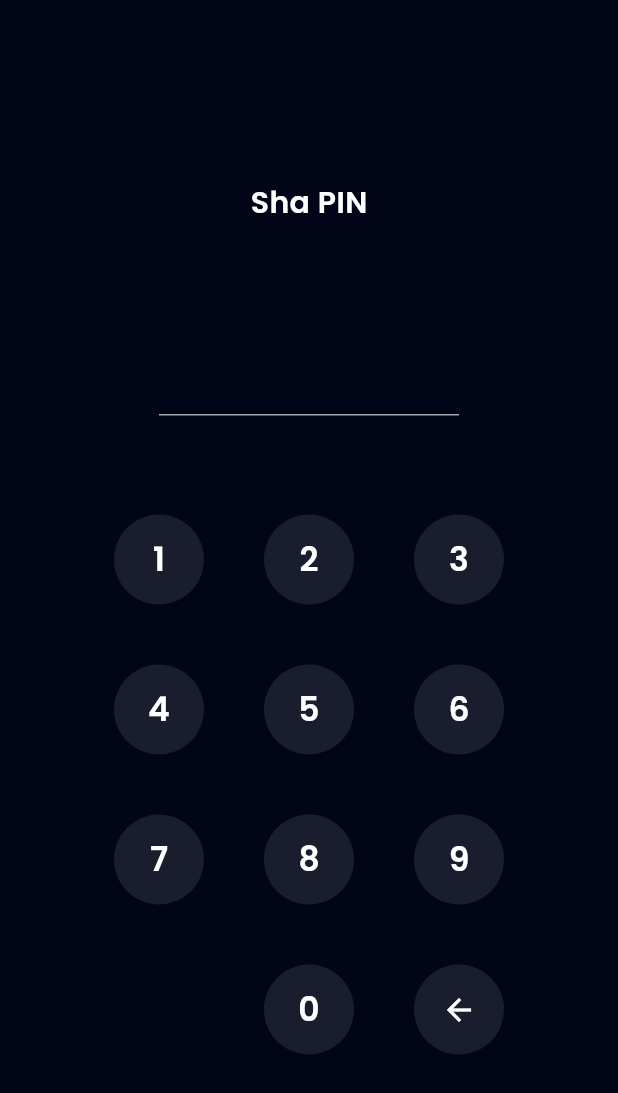
After one commit to wfnur/bank_sha, a Flutter app: the PinPage screen opened by its route, on a phone screen of 412 x 824 dp. The commit adds this screen. Shown: the top 1093 px of the screen. Run offline on Flutter 3.47's test engine with Material 3 defaults, Android fonts, the phone set to English and light mode, and no system bars; our stand-ins replace carousel_slider, google_fonts.

Commit message:
add pin page slice

```diff
--- a/lib/main.dart
+++ b/lib/main.dart
@@ -1,12 +1,14 @@
 import 'package:bank_sha/shared/theme.dart';
 import 'package:bank_sha/ui/pages/home_page.dart';
 import 'package:bank_sha/ui/pages/onboarding_page.dart';
+import 'package:bank_sha/ui/pages/pin_page.dart';
 import 'package:bank_sha/ui/pages/profile_page.dart';
 import 'package:bank_sha/ui/pages/sign_in_page.dart';
 import 'package:bank_sha/ui/pages/sign_up_page.dart';
 import 'package:bank_sha/ui/pages/sign_up_set_profile_page.dart';
 import 'package:bank_sha/ui/pages/sign_up_set_ktp_page.dart';
 import 'package:bank_sha/ui/pages/sign_up_success.dart';
+import 'package:bank_sha/ui/pages/splash_page.dart';
 import 'package:flutter/material.dart';
 
 void main() {
@@ -43,6 +45,7 @@ class MyApp extends StatelessWidget {
         '/sign-up-ktp-profile':(context) => const SignUpSetKtpPage(),
         '/sign-up-success':(context) => const SignUpSuccess(),
         '/profile':(context) => const ProfilePage(),
+        '/pin':(context) => const PinPage(),
 
       }
     );
--- /dev/null
+++ b/lib/ui/pages/pin_page.dart
@@ -0,0 +1,107 @@
+import 'package:bank_sha/shared/theme.dart';
+import 'package:bank_sha/ui/widgets/buttons.dart';
+import 'package:flutter/material.dart';
+
+class PinPage extends StatefulWidget {
+const PinPage({ Key? key }) : super(key: key);
+
+  @override
+  State<PinPage> createState() => _PinPageState();
+}
+
+class _PinPageState extends State<PinPage> {
+  final TextEditingController pinController = TextEditingController(text: '');
+
+  addPin(String pin){
+    if(pinController.text.length < 6){
+      setState(() {
+        pinController.text = pinController.text+pin;
+      });
+    }
+  }
+
+  deletePin(){
+    if(pinController.text.isNotEmpty){
+      setState(() {
+        pinController.text = pinController.text.substring(0,pinController.text.length-1);
+      });
+    }
+  }
+  @override
+  Widget build(BuildContext context){
+    return Scaffold(
+      backgroundColor: darkBackgroundColor,
+      body: Center(
+        child: Padding(
+          padding: const EdgeInsets.symmetric(horizontal: 58),
+          child: Column(
+            mainAxisAlignment: MainAxisAlignment.center,
+            children: [
+              //title
+              Text('Sha PIN',style: whiteTextStyle.copyWith(fontSize: 20,fontWeight: semiBold),),
+              const SizedBox(height: 72,),
+
+              //input field
+              SizedBox(
+                width: 200,
+                child: TextFormField(
+                  enabled: false,
+                  controller: pinController,
+                  obscureText: true,
+                  obscuringCharacter: '*',
+                  cursorColor: greyColor,
+                  style: whiteTextStyle.copyWith(fontSize: 26,fontWeight: medium,letterSpacing: 20),
+                  decoration: InputDecoration(
+                    disabledBorder: UnderlineInputBorder(
+                      borderSide: BorderSide(color: greyColor)
+                    ),
+                    focusedBorder: UnderlineInputBorder(
+                      borderSide: BorderSide(color: greyColor)
+                    ),
+                  ),
+                ),
+              ),
+              const SizedBox(height: 66,),
+
+              //numberic input button
+              Wrap(
+                spacing: 40,
+                runSpacing: 40,
+                children: [
+                  CustomInputButton(title: '1',onTap: (){addPin('1');},),
+                  CustomInputButton(title: '2',onTap: (){addPin('2');},),
+                  CustomInputButton(title: '3',onTap: (){addPin('3');},),
+                  CustomInputButton(title: '4',onTap: (){addPin('4');},),
+                  CustomInputButton(title: '5',onTap: (){addPin('5');},),
+                  CustomInputButton(title: '6',onTap: (){addPin('6');},),
+                  CustomInputButton(title: '7',onTap: (){addPin('7');},),
+                  CustomInputButton(title: '8',onTap: (){addPin('8');},),
+                  CustomInputButton(title: '9',onTap: (){addPin('9');},),
+                  const SizedBox(width: 60,height: 60,),
+                  CustomInputButton(title: '0',onTap: (){addPin('0');},),
+                  GestureDetector(
+                    onTap: (){deletePin();},
+                    child: Container(
+                      width: 60,
+                      height: 60,
+                      decoration: BoxDecoration(
+                        shape: BoxShape.circle,
+                        color: numberBackgroundColor,
+                      ),
+                      child: Center(
+                        child: Icon(
+                          Icons.arrow_back,
+                          color: whiteColor,
+                          )
+                        ),
+                      ),
+                    ),
+                ],
+              )
+            ],
+          ),
+        ),
+      ),
+    );
+  }
+}
--- a/lib/ui/pages/profile_page.dart
+++ b/lib/ui/pages/profile_page.dart
@@ -55,7 +55,11 @@ const ProfilePage({ Key? key }) : super(key: key);
                 const SizedBox(height: 40,),
 
                 //list menu
-                ProfileMenuItem(iconURL: 'assets/ic_edit_profile.png', title: 'Edit Profile',onTap: (){},),
+                ProfileMenuItem(
+                  iconURL: 'assets/ic_edit_profile.png',
+                  title: 'Edit Profile',
+                  onTap: (){Navigator.pushNamed(context, '/pin');},
+                ),
                 ProfileMenuItem(iconURL: 'assets/ic_pin.png', title: 'My Pin',onTap: (){},),
                 ProfileMenuItem(iconURL: 'assets/ic_wallet.png', title: 'Wallet Setting',onTap: (){},),
                 ProfileMenuItem(iconURL: 'assets/ic_reward.png', title: 'My Rewards',onTap: (){},),
--- a/lib/ui/widgets/buttons.dart
+++ b/lib/ui/widgets/buttons.dart
@@ -66,3 +66,27 @@ const CustomTextButton({
             );
   }
 }
+
+class CustomInputButton extends StatelessWidget {
+  final String title;
+  final VoidCallback? onTap;
+const CustomInputButton({ Key? key, required this.title, this.onTap }) : super(key: key);
+
+  @override
+  Widget build(BuildContext context){
+    return GestureDetector(
+      onTap: onTap,
+      child: Container(
+        width: 60,
+        height: 60,
+        decoration: BoxDecoration(
+          shape: BoxShape.circle,
+          color: numberBackgroundColor,
+        ),
+        child: Center(
+          child: Text(title,style: whiteTextStyle.copyWith(fontSize: 22,fontWeight: semiBold),),
+        ),
+      ),
+    );
+  }
+}
--- a/lib/ui/widgets/profile_menu_item.dart
+++ b/lib/ui/widgets/profile_menu_item.dart
@@ -17,11 +17,11 @@ const ProfileMenuItem({
     return GestureDetector(
       onTap: onTap,
       child: Container(
-        margin: EdgeInsets.only(bottom: 30),
+        margin: const EdgeInsets.only(bottom: 30),
         child: Row(
           children: [
             Image.asset(iconURL,width: 24,),
-            SizedBox(width: 18,),
+            const SizedBox(width: 18,),
             Text(title,style: blackTextStyle.copyWith(fontSize: 14,fontWeight: medium),)
           ],
         ),
```
